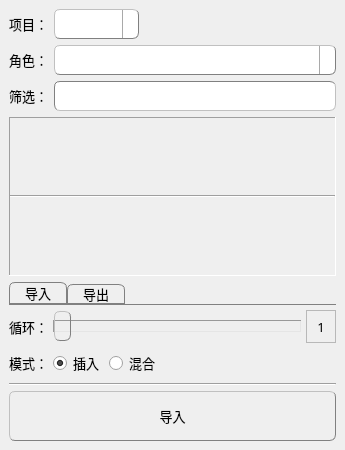
Old version of the form commons/ui/motionLib.ui in the repository lonegather/Barbarian.
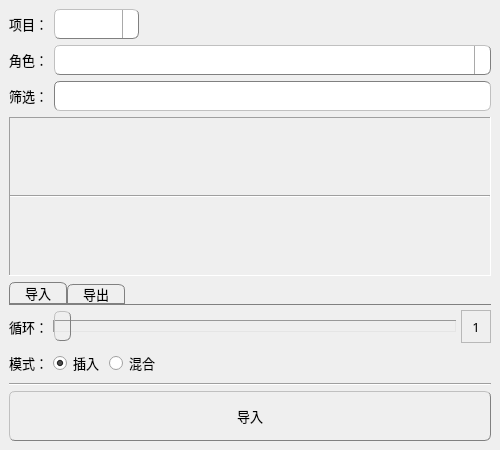
New version of the form. Icons and pictures are not drawn.

What changed in the file:
```diff
--- a/commons/ui/motionLib.ui
+++ b/commons/ui/motionLib.ui
@@ -6,13 +6,13 @@
    <rect>
     <x>0</x>
     <y>0</y>
-    <width>345</width>
+    <width>500</width>
     <height>450</height>
    </rect>
   </property>
   <property name="minimumSize">
    <size>
-    <width>345</width>
+    <width>500</width>
     <height>450</height>
    </size>
   </property>
```
